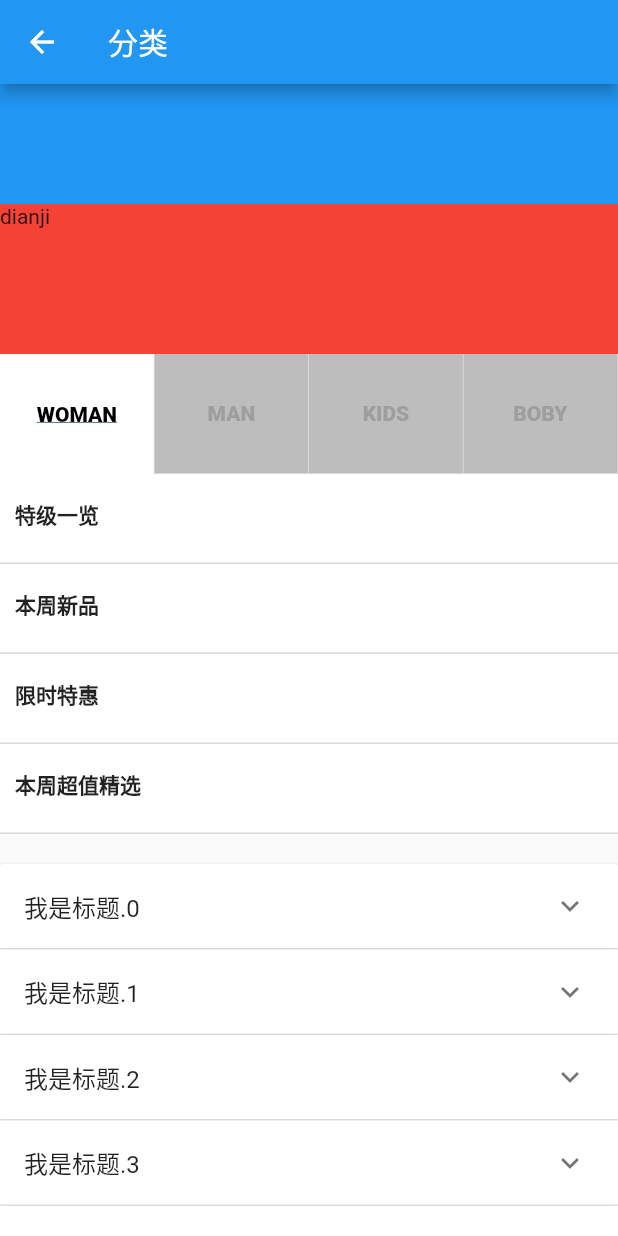
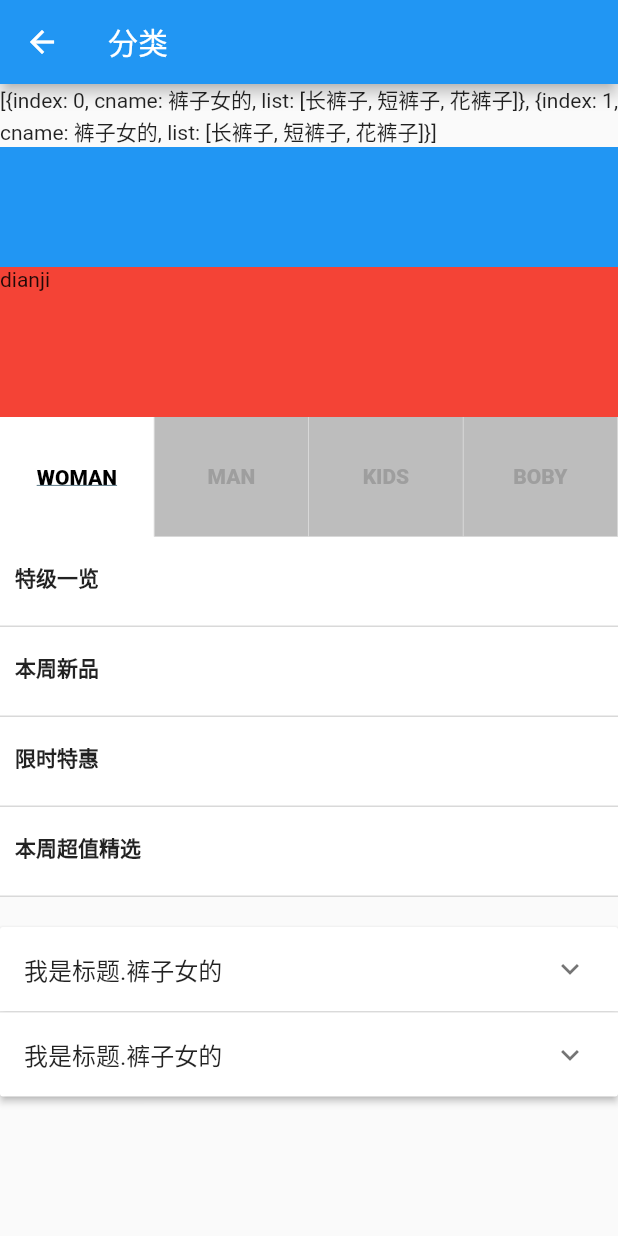
Before and after one commit to simplte/movieFlutter, a Flutter app: the MoiveItem screen opened directly, on a phone screen of 412 x 824 dp. Run offline on Flutter 3.47's test engine with Material 2 defaults, Android fonts, the phone set to English and light mode, and no system bars; our stand-ins replace dio, flutter_swiper; network calls fail.

```diff
--- /dev/null
+++ b/lib/components/expansionParnel.dart
@@ -0,0 +1,93 @@
+import 'package:flutter/material.dart';
+class ExpansionParnelListDemo extends StatefulWidget {
+  final expandList;
+  ExpansionParnelListDemo(this.expandList,{Key key}) : super(key: key);
+  _ExpansionParnelListDemoState createState() => _ExpansionParnelListDemoState();
+}
+
+class _ExpansionParnelListDemoState extends State<ExpansionParnelListDemo> {
+  List exList;
+  List<int> mList;
+  // 存放状态和索引List
+  List<ExpandStateBean> expandStateList;
+
+  _ExpansionParnelListDemoState(){
+    mList = new List();
+    expandStateList = new List();
+    for(int i = 0; i < 10; i ++){
+      mList.add(i);
+      // 第一个是索引，第二个是否打开;
+      expandStateList.add(ExpandStateBean(i,false));
+    }
+  }
+
+  // 判断用户点击是否打开
+  _setCurrentIndex(int index, isExpand){
+    setState(() {
+      // 循环判断用户点击和索引是否一致，并操作状态
+      expandStateList.forEach((item){
+        print(item);
+        if(item.index == index){
+          item.isOpen = !isExpand;
+        }
+      });
+    });
+  }
+  _setData(List<Map> _listdata){
+    for(var i=0;i<_listdata.length;i++){
+      expandStateList.add(ExpandStateBean(_listdata[i]['index'],false));
+    }
+  }
+
+
+  @override
+  void initState() {
+
+    // TODO: implement initState
+    super.initState();
+  }
+
+  @override
+  Widget build(BuildContext context) {
+    print(widget.expandList);
+    _setData(widget.expandList);
+
+    List<Map> _mapdata = widget.expandList;
+    return ExpansionPanelList(
+          expansionCallback: (index,bol){
+            _setCurrentIndex(index,bol);
+          },
+
+          // 内容区域
+          children: _mapdata.map((item){
+            return ExpansionPanel(
+              // 上下文 是否是打开的
+              headerBuilder: (context,isExpanded){
+                return ListTile(
+                  title: Text('我是标题.${item['cname']}'),
+                );
+              },
+              body: Container(
+                alignment: Alignment.centerLeft,
+                child: Column(
+                crossAxisAlignment: CrossAxisAlignment.start,
+                mainAxisAlignment: MainAxisAlignment.start,
+                children: <Widget>[
+                  Text('data'),
+
+                ],
+              ),
+              ),
+              // 判断是否打开
+              isExpanded: expandStateList[item['index']].isOpen
+            );
+          }).toList(),
+        );
+  }
+}
+// 控制打开和关闭的类
+class ExpandStateBean{
+  var isOpen;
+  var index;
+  ExpandStateBean(this.index,this.isOpen);
+}
--- /dev/null
+++ b/lib/model/selectExpansion.dart
@@ -0,0 +1,9 @@
+import 'package:flutter/material.dart';
+class ExpansionData with ChangeNotifier{
+  List _expansinData = new List();
+  List get value => _expansinData;
+  void increment(val) {
+    _expansinData = val;
+    notifyListeners();
+  }
+}
--- a/lib/pages/moiveItem.dart
+++ b/lib/pages/moiveItem.dart
@@ -1,5 +1,5 @@
 import 'package:flutter/material.dart';
-
+import '../components/expansionParnel.dart';
 class MoiveItem extends StatefulWidget {
   MoiveItem({Key key}) : super(key: key);
 
@@ -10,6 +10,59 @@ class _MoiveItemState extends State<MoiveItem> {
   int currentIndex = 0;
   List _dataList = ['WOMAN', "MAN", "KIDS", "BOBY"];
   List _recommendList = ['特级一览', "本周新品", "限时特惠", "本周超值精选"];
+  List _classList = [
+    [
+      {
+        'index':0,
+        'cname': '裤子女的',
+        'list': ['长裤子', '短裤子', '花裤子']
+      },
+      {
+        'index':1,
+        'cname': '裤子女的',
+        'list': ['长裤子', '短裤子', '花裤子']
+      },
+    ],
+    [
+      {
+        'index':0,
+        'cname': '裤子男的',
+        'list': ['长裤子', '短裤子', '花裤子']
+      },
+      {
+        'index':1,
+        'cname': '裤子男的',
+        'list': ['长裤子', '短裤子', '花裤子']
+      },
+    ],
+    [
+      {
+        'index':0,
+        'cname': '裤子小孩',
+        'list': ['长裤子', '短裤子', '花裤子']
+      },
+      {
+        'index':1,
+        'cname': '裤子小孩',
+        'list': ['长裤子', '短裤子', '花裤子']
+      },
+    ],
+    [
+      {
+        'index':0,
+        'cname': '裤子婴儿',
+        'list': ['长裤子', '短裤子', '花裤子']
+      },
+      {
+        'index':1,
+        'cname': '裤子婴儿',
+        'list': ['长裤子', '短裤子', '花裤子']
+      },
+    ]
+  ];
+  List _expandData = new List();
+
+
   // Function
   List<Widget> _listfun() {
     List<Widget> _showList = new List();
@@ -26,7 +79,7 @@ class _MoiveItemState extends State<MoiveItem> {
         child: Container(
             height: 60,
             padding: EdgeInsets.fromLTRB(10, 0, 0, 5),
-          alignment:  Alignment.centerLeft,
+            alignment: Alignment.centerLeft,
             child: Column(
               mainAxisAlignment: MainAxisAlignment.center,
               children: <Widget>[
@@ -41,35 +94,46 @@ class _MoiveItemState extends State<MoiveItem> {
               border: Border(
                 bottom: BorderSide(width: 1, color: Color(0xFFd9d9d9)),
               ),
-            )
-
-        ),
-        onTap: (){
+            )),
+        onTap: () {
           print(currentIndex);
         },
       ));
     }
     return _recommendListw;
   }
-
+  @override
+  void initState() {
+    // TODO: implement initState
+    _expandData = _classList[0];
+    super.initState();
+  }
   @override
   Widget build(BuildContext context) {
     return Scaffold(
       appBar: AppBar(
-        title: Text('分类'),
-      ),
+        title:Text('分类')
+      ) ,
       body: ListView(
         children: <Widget>[
+          Text(_expandData.toString()),
           LinkImg(),
           ServiceImg(),
           _groupClassW(),
           _recommendListW(),
-          SizedBox(height: 20,),
-          ExpansionParnelListDemo()
+          SizedBox(
+            height: 20,
+          ),
+          ExpansionParnelListDemo(_expandData)
         ],
       ),
     );
   }
+
+
+
+
+
 
   // 类型tab列表
   Widget _groupClassW() {
@@ -88,6 +152,7 @@ class _MoiveItemState extends State<MoiveItem> {
           onTap: () {
             setState(() {
               this.currentIndex = idx;
+              this._expandData = _classList[currentIndex];
             });
           },
           child: Container(
@@ -122,11 +187,8 @@ class _MoiveItemState extends State<MoiveItem> {
 
   // 推荐列表
   Widget _recommendListW() {
-    return Column(
-      children: _recommendlistfun()
-    );
+    return Column(children: _recommendlistfun());
   }
-
 }
 
 // 顶部图片
@@ -160,82 +222,3 @@ class ServiceImg extends StatelessWidget {
     );
   }
 }
-
-class ExpansionParnelListDemo extends StatefulWidget {
-  ExpansionParnelListDemo({Key key}) : super(key: key);
-
-  _ExpansionParnelListDemoState createState() => _ExpansionParnelListDemoState();
-}
-
-class _ExpansionParnelListDemoState extends State<ExpansionParnelListDemo> {
-
-  List<int> mList;
-  // 存放状态和索引List
-  List<ExpandStateBean> expandStateList;
-
-  _ExpansionParnelListDemoState(){
-    mList = new List();
-    expandStateList = new List();
-    for(int i = 0; i < 10; i ++){
-      mList.add(i);
-      // 第一个是索引，第二个是否打开;
-      expandStateList.add(ExpandStateBean(i,false));
-    }
-  }
-
-  // 判断用户点击是否打开
-  _setCurrentIndex(int index, isExpand){
-    setState(() {
-      // 循环判断用户点击和索引是否一致，并操作状态
-      expandStateList.forEach((item){
-        if(item.index == index){
-          item.isOpen = !isExpand;
-        }
-      });
-    });
-  }
-  @override
-  Widget build(BuildContext context) {
-    return ExpansionPanelList(
-          expansionCallback: (index,bol){
-            _setCurrentIndex(index,bol);
-          },
-          // 内容区域
-          children: mList.map((index){
-            return ExpansionPanel(
-              // 上下文 是否是打开的
-              headerBuilder: (context,isExpanded){
-                return ListTile(
-                  title: Text('我是标题.$index'),
-                );
-              },
-              body: Container(
-                alignment: Alignment.centerLeft,
-                child: Column(
-                crossAxisAlignment: CrossAxisAlignment.start,
-                mainAxisAlignment: MainAxisAlignment.start,
-                children: <Widget>[
-                  Text('data'),
-                  Text('data'),
-                  Text('data'),
-                  Text('data'),
-                  Text('data'),
-                  Text('data'),
-                  Text('data'),
-                  Text('data'),
-                ],
-              ),
-              ),
-              // 判断是否打开
-              isExpanded: expandStateList[index].isOpen
-            );
-          }).toList(),
-        );
-  }
-}
-// 控制打开和关闭的类
-class ExpandStateBean{
-  var isOpen;
-  var index;
-  ExpandStateBean(this.index,this.isOpen);
-}
--- a/lib/routes/Route.dart
+++ b/lib/routes/Route.dart
@@ -3,12 +3,14 @@ import '../pages/userInfo.dart';
 import '../pages/moiveItem.dart';
 import '../pages/tianqi.dart';
 import '../Tabs.dart';
+import '../pages/providetest.dart';
 
 final routes = {
   '/':(context) => Tabs(),
   '/moiveitem': (context) => MoiveItem(),
   '/userinfo': (context,{arguments}) => UserInfo(arguments:arguments),
   '/tianqi': (context, {arguments}) => Tianqi(),
+  '/providetest':(context) => ProvideTest()
 };
 var onGenerateRoute = (RouteSettings settings) {
   final String name = settings.name;
--- a/pubspec.yaml
+++ b/pubspec.yaml
@@ -25,6 +25,7 @@ dependencies:
   cupertino_icons: ^0.1.2
   dio: ^2.1.13
   flutter_swiper: ^1.1.6
+  provider: ^3.0.0+1
 
 dev_dependencies:
   flutter_test:
```
Also changed, not shown: lib/dataHandle/homeData.dart (+17 -0 lines), lib/main.dart (+19 -1 lines), lib/model/counter.dart (added, +11 -0 lines), lib/pages/providetest.dart (added, +26 -0 lines), lib/tabs/leftDrawer.dart (+9 -0 lines), pubspec.lock. Lines whose indentation alone changed are shown as unchanged.
